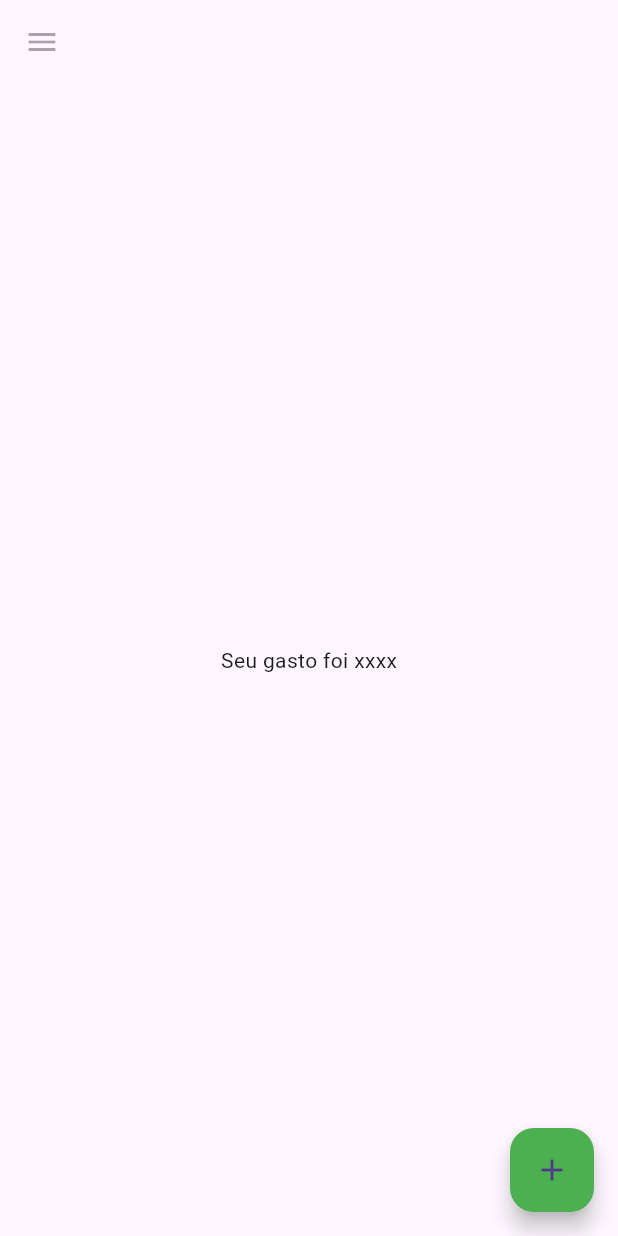
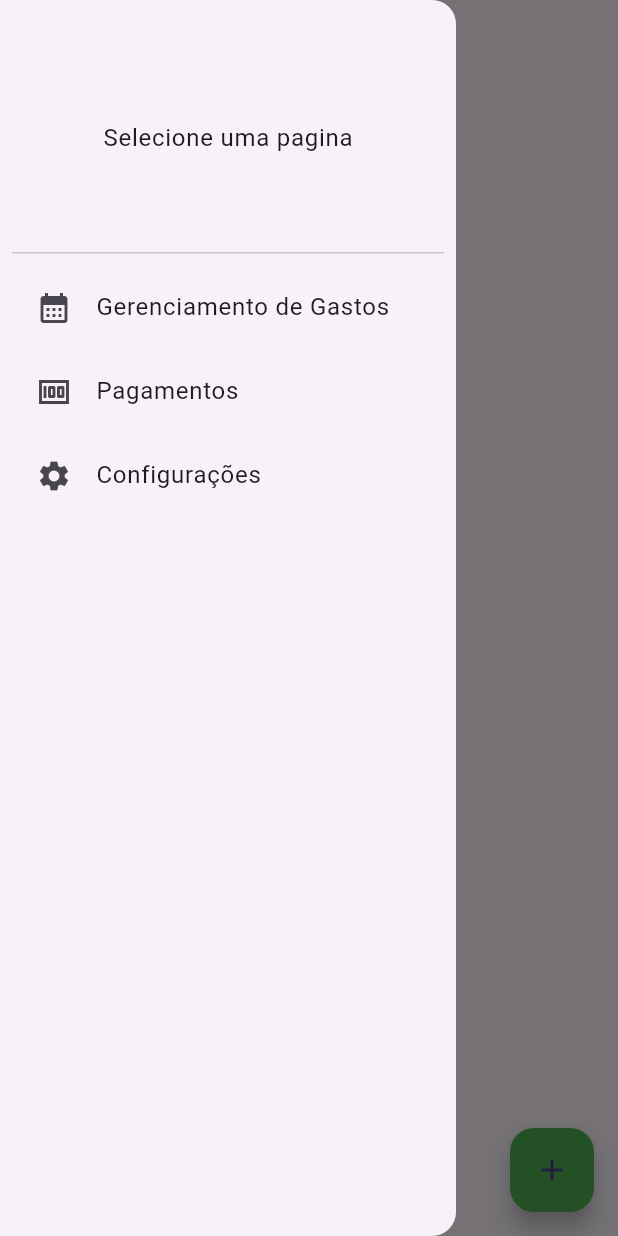
Before and after one commit to Kyra4code/Finance-Controll, a Flutter app: the MainPage screen opened directly, with the side drawer open (before the commit the screen has no drawer), on a phone screen of 412 x 824 dp. Run offline on Flutter 3.47's test engine with Material 3 defaults, Android fonts, the phone set to English and light mode, and no system bars.

Commit message:
feat: Adicionado tela de cadastro de despesas e navegacao ate a tela a partir do home

```diff
--- /dev/null
+++ b/lib/components/custom_floatingactionbutton.dart
@@ -0,0 +1,39 @@
+import 'package:flutter/foundation.dart';
+import 'package:flutter/material.dart';
+
+class CustomFloatingactionbutton extends StatelessWidget{
+
+   const CustomFloatingactionbutton({
+    super.key,
+
+    required this.onPressed,
+
+    this.tooltip = "Adicionar"
+
+
+   });
+
+  final AsyncCallback? onPressed;
+  final String tooltip;
+
+
+  @override
+
+  Widget build(BuildContext context) {
+
+    final callback = onPressed;
+
+    return FloatingActionButton(
+        onPressed: callback == null ? null : () => callback(),
+
+        backgroundColor: Color.fromRGBO(76, 175, 80,1),
+
+        tooltip: tooltip,
+
+        child: Icon(Icons.add),
+
+    );
+
+  }
+
+}
--- a/lib/main.dart
+++ b/lib/main.dart
@@ -1,11 +1,9 @@
 import 'package:flutter/material.dart';
 
-import 'dart:ui';
+// import 'dart:ui';
 
 import './pages/main_page.dart';
-import 'pages/manager_money/month_manager.dart';
 
 main() {
-  // runApp(const MaterialApp(home: MainPage())); /*Tela principal */
-  runApp(const MaterialApp(home: MonthManager())); /* Tela de gerenciamento mensal dos gastos*/
+  runApp(const MaterialApp(home: MainPage()));
 }
--- a/lib/pages/main_page.dart
+++ b/lib/pages/main_page.dart
@@ -1,7 +1,11 @@
 import 'package:flutter/material.dart';
-import '../style/colors/colors.json';
+// import '../style/colors/colors.json';
+import './manager_money/month_manager.dart';
 
-import 'dart:ui';
+import './manager_money/add_expenses.dart';
+
+import '../components/custom_floatingactionbutton.dart';
+
 
 class MainPage extends StatelessWidget {
 
@@ -13,11 +17,84 @@ class MainPage extends StatelessWidget {
 
     return Scaffold(
       appBar: AppBar(
+        title: Text("Home"),
+      ),
 
-        leading: IconButton(
-          onPressed: null,
-          icon: Icon(Icons.menu),
-          tooltip: 'Navigation menu',
+      drawer: Drawer(
+
+        child: ListView(
+
+          padding: EdgeInsets.all(8.0),
+
+          children: [
+
+            const DrawerHeader(
+
+              // decoration: BoxDecoration(color: Colors.white),
+
+              child: Center(
+
+                child: Text("Selecione uma pagina"),
+
+              )
+            ),
+
+
+            ListTile(
+
+              leading: Icon(
+                Icons.calendar_month
+              ),
+
+              title: Text("Gerenciamento de Gastos"),
+
+              onTap: ()=>{
+                Navigator.of(context).push(
+                  MaterialPageRoute<void>(
+                    builder: (context)=> MonthManager()
+                  )
+                )
+              }
+            ),
+
+            ListTile(
+
+              leading: Icon(
+                Icons.money
+              ),
+
+              title: Text("Pagamentos"),
+
+              onTap: ()=>{
+                // Navigator.of(context).push(
+                //   MaterialPageRoute<void>(
+                //     builder: (context)=> MonthManager()
+                //   )
+                // )
+
+              }
+            ),
+
+            ListTile(
+
+              leading: Icon(
+                Icons.settings
+              ),
+
+              title: Text("Configurações"),
+
+              onTap: ()=>{
+                // Navigator.of(context).push(
+                //   MaterialPageRoute<void>(
+                //     builder: (context)=> MonthManager()
+                //   )
+                // )
+
+              }
+            )
+
+          ],
+
         ),
 
       ),
@@ -25,19 +102,19 @@ class MainPage extends StatelessWidget {
       body: Container(
 
         child: const Center(
+
           child: Text("Seu gasto foi xxxx")
+
         )
 
       ),
 
-      floatingActionButton: const FloatingActionButton(
-        onPressed: null,
-        backgroundColor: Color.fromRGBO(76, 175, 80,1),
-        tooltip: 'add',
-        child: Icon(Icons.add),
-
-      ),
-
+      floatingActionButton: CustomFloatingactionbutton(
+        onPressed: ()=>
+          Navigator.of(context).push(
+            MaterialPageRoute(builder: (context)=> const AddExpenses())
+          )
+      )
     );
   }
 }
```
Also changed, not shown: lib/pages/manager_money/add_expenses.dart (+109 -6 lines), lib/pages/manager_money/month_manager.dart (+19 -14 lines), 1 other file.
